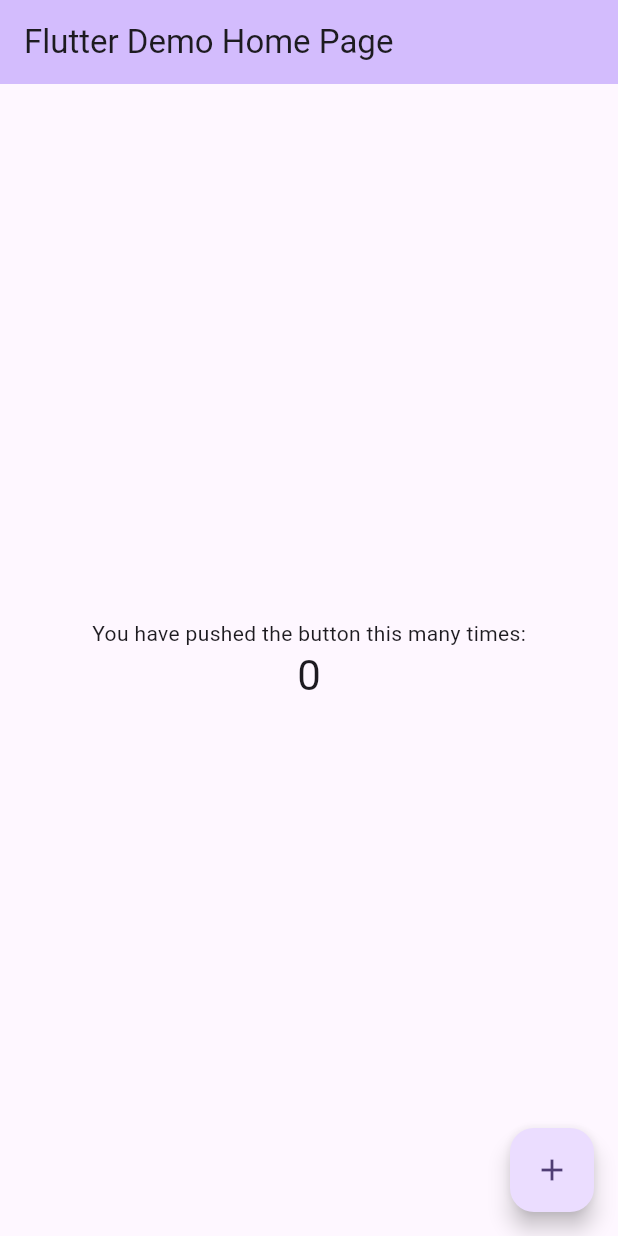
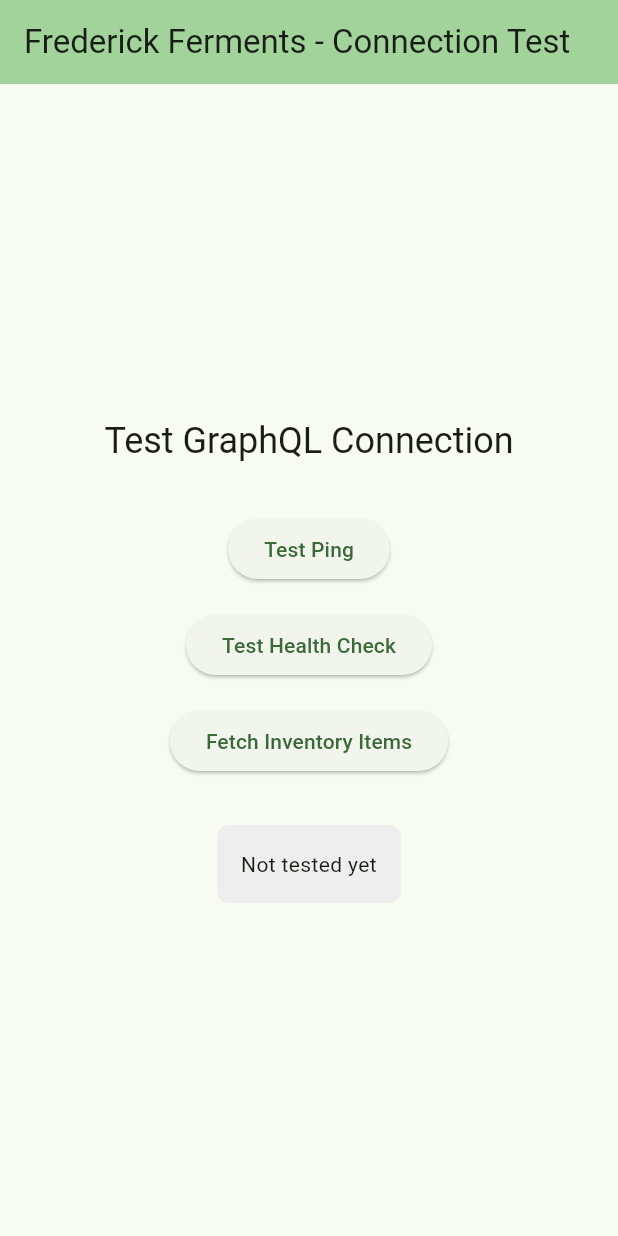
Before and after one commit to jtlimpert/frederick-ferments-app, a Flutter app: the screen it shows after launch, on a phone screen of 412 x 824 dp. Run offline on Flutter 3.47's test engine with Material 3 defaults, Android fonts, the phone set to English and light mode, and no system bars; our stand-ins replace flutter_riverpod, graphql_flutter, riverpod_annotation; generated files the repository leaves out were written again.

Commit message:
fix - connect to graphql front to back

```diff
--- a/frontend/lib/main.dart
+++ b/frontend/lib/main.dart
@@ -1,122 +1,44 @@
 import 'package:flutter/material.dart';
+import 'package:flutter_riverpod/flutter_riverpod.dart';
+import 'package:graphql_flutter/graphql_flutter.dart';
 
-void main() {
-  runApp(const MyApp());
+import 'screens/connection_test_screen.dart';
+
+/// Entry point for the Frederick Ferments inventory app.
+void main() async {
+  await initHiveForFlutter();
+
+  runApp(
+    const ProviderScope(
+      child: FrederickFermentsApp(),
+    ),
+  );
 }
 
-class MyApp extends StatelessWidget {
-  const MyApp({super.key});
+/// Root widget for the Frederick Ferments application.
+class FrederickFermentsApp extends StatelessWidget {
+  const FrederickFermentsApp({super.key});
 
-  // This widget is the root of your application.
   @override
   Widget build(BuildContext context) {
     return MaterialApp(
-      title: 'Flutter Demo',
+      title: 'Frederick Ferments',
       theme: ThemeData(
-        // This is the theme of your application.
-        //
-        // TRY THIS: Try running your application with "flutter run". You'll see
-        // the application has a purple toolbar. Then, without quitting the app,
-        // try changing the seedColor in the colorScheme below to Colors.green
-        // and then invoke "hot reload" (save your changes or press the "hot
-        // reload" button in a Flutter-supported IDE, or press "r" if you used
-        // the command line to start the app).
-        //
-        // Notice that the counter didn't reset back to zero; the application
-        // state is not lost during the reload. To reset the state, use hot
-        // restart instead.
-        //
-        // This works for code too, not just values: Most code changes can be
-        // tested with just a hot reload.
-        colorScheme: ColorScheme.fromSeed(seedColor: Colors.deepPurple),
+        colorScheme: ColorScheme.fromSeed(
+          seedColor: Colors.green,
+          brightness: Brightness.light,
+        ),
+        useMaterial3: true,
       ),
-      home: const MyHomePage(title: 'Flutter Demo Home Page'),
+      darkTheme: ThemeData(
+        colorScheme: ColorScheme.fromSeed(
+          seedColor: Colors.green,
+          brightness: Brightness.dark,
+        ),
+        useMaterial3: true,
+      ),
+      themeMode: ThemeMode.system,
+      home: const ConnectionTestScreen(),
     );
   }
 }
-
-class MyHomePage extends StatefulWidget {
-  const MyHomePage({super.key, required this.title});
-
-  // This widget is the home page of your application. It is stateful, meaning
-  // that it has a State object (defined below) that contains fields that affect
-  // how it looks.
-
-  // This class is the configuration for the state. It holds the values (in this
-  // case the title) provided by the parent (in this case the App widget) and
-  // used by the build method of the State. Fields in a Widget subclass are
-  // always marked "final".
-
-  final String title;
-
-  @override
-  State<MyHomePage> createState() => _MyHomePageState();
-}
-
-class _MyHomePageState extends State<MyHomePage> {
-  int _counter = 0;
-
-  void _incrementCounter() {
-    setState(() {
-      // This call to setState tells the Flutter framework that something has
-      // changed in this State, which causes it to rerun the build method below
-      // so that the display can reflect the updated values. If we changed
-      // _counter without calling setState(), then the build method would not be
-      // called again, and so nothing would appear to happen.
-      _counter++;
-    });
-  }
-
-  @override
-  Widget build(BuildContext context) {
-    // This method is rerun every time setState is called, for instance as done
-    // by the _incrementCounter method above.
-    //
-    // The Flutter framework has been optimized to make rerunning build methods
-    // fast, so that you can just rebuild anything that needs updating rather
-    // than having to individually change instances of widgets.
-    return Scaffold(
-      appBar: AppBar(
-        // TRY THIS: Try changing the color here to a specific color (to
-        // Colors.amber, perhaps?) and trigger a hot reload to see the AppBar
-        // change color while the other colors stay the same.
-        backgroundColor: Theme.of(context).colorScheme.inversePrimary,
-        // Here we take the value from the MyHomePage object that was created by
-        // the App.build method, and use it to set our appbar title.
-        title: Text(widget.title),
-      ),
-      body: Center(
-        // Center is a layout widget. It takes a single child and positions it
-        // in the middle of the parent.
-        child: Column(
-          // Column is also a layout widget. It takes a list of children and
-          // arranges them vertically. By default, it sizes itself to fit its
-          // children horizontally, and tries to be as tall as its parent.
-          //
-          // Column has various properties to control how it sizes itself and
-          // how it positions its children. Here we use mainAxisAlignment to
-          // center the children vertically; the main axis here is the vertical
-          // axis because Columns are vertical (the cross axis would be
-          // horizontal).
-          //
-          // TRY THIS: Invoke "debug painting" (choose the "Toggle Debug Paint"
-          // action in the IDE, or press "p" in the console), to see the
-          // wireframe for each widget.
-          mainAxisAlignment: MainAxisAlignment.center,
-          children: <Widget>[
-            const Text('You have pushed the button this many times:'),
-            Text(
-              '$_counter',
-              style: Theme.of(context).textTheme.headlineMedium,
-            ),
-          ],
-        ),
-      ),
-      floatingActionButton: FloatingActionButton(
-        onPressed: _incrementCounter,
-        tooltip: 'Increment',
-        child: const Icon(Icons.add),
-      ), // This trailing comma makes auto-formatting nicer for build methods.
-    );
-  }
-}
--- /dev/null
+++ b/frontend/lib/screens/connection_test_screen.dart
@@ -0,0 +1,158 @@
+import 'package:flutter/material.dart';
+import 'package:flutter_riverpod/flutter_riverpod.dart';
+
+import '../services/graphql_service.dart';
+
+/// Screen for testing GraphQL API connectivity.
+///
+/// Provides buttons to test ping, health check,
+/// and inventory fetch operations.
+class ConnectionTestScreen extends ConsumerStatefulWidget {
+  const ConnectionTestScreen({super.key});
+
+  @override
+  ConsumerState<ConnectionTestScreen> createState() =>
+      _ConnectionTestScreenState();
+}
+
+class _ConnectionTestScreenState extends ConsumerState<ConnectionTestScreen> {
+  String _status = 'Not tested yet';
+  bool _isLoading = false;
+
+  Future<void> _testPing() async {
+    setState(() {
+      _isLoading = true;
+      _status = 'Testing connection...';
+    });
+
+    try {
+      final service = ref.read(graphqlServiceProvider.notifier);
+      final result = await service.ping();
+
+      if (mounted) {
+        setState(() {
+          _status = 'Success! Server responded: $result';
+          _isLoading = false;
+        });
+      }
+    } catch (e) {
+      if (mounted) {
+        setState(() {
+          _status = 'Error: $e';
+          _isLoading = false;
+        });
+      }
+    }
+  }
+
+  Future<void> _testHealthCheck() async {
+    setState(() {
+      _isLoading = true;
+      _status = 'Checking health...';
+    });
+
+    try {
+      final service = ref.read(graphqlServiceProvider.notifier);
+      final result = await service.healthCheck();
+
+      if (mounted) {
+        setState(() {
+          _status = 'Health Check:\n'
+              'Status: ${result['status']}\n'
+              'Database: ${result['databaseConnected']}\n'
+              'Version: ${result['version']}\n'
+              'Uptime: ${result['uptimeSeconds']}s';
+          _isLoading = false;
+        });
+      }
+    } catch (e) {
+      if (mounted) {
+        setState(() {
+          _status = 'Error: $e';
+          _isLoading = false;
+        });
+      }
+    }
+  }
+
+  Future<void> _testInventoryFetch() async {
+    setState(() {
+      _isLoading = true;
+      _status = 'Fetching inventory...';
+    });
+
+    try {
+      final service = ref.read(graphqlServiceProvider.notifier);
+      final items = await service.getInventoryItems();
+
+      if (mounted) {
+        setState(() {
+          _status = 'Found ${items.length} inventory items:\n'
+              '${items.map((i) => i.name).join(', ')}';
+          _isLoading = false;
+        });
+      }
+    } catch (e) {
+      if (mounted) {
+        setState(() {
+          _status = 'Error: $e';
+          _isLoading = false;
+        });
+      }
+    }
+  }
+
+  @override
+  Widget build(BuildContext context) {
+    return Scaffold(
+      appBar: AppBar(
+        backgroundColor: Theme.of(context).colorScheme.inversePrimary,
+        title: const Text('Frederick Ferments - Connection Test'),
+      ),
+      body: Center(
+        child: Padding(
+          padding: const EdgeInsets.all(16),
+          child: Column(
+            mainAxisAlignment: MainAxisAlignment.center,
+            children: [
+              Text(
+                'Test GraphQL Connection',
+                style: Theme.of(context).textTheme.headlineSmall,
+              ),
+              const SizedBox(height: 32),
+              ElevatedButton(
+                onPressed: _isLoading ? null : _testPing,
+                child: const Text('Test Ping'),
+              ),
+              const SizedBox(height: 16),
+              ElevatedButton(
+                onPressed: _isLoading ? null : _testHealthCheck,
+                child: const Text('Test Health Check'),
+              ),
+              const SizedBox(height: 16),
+              ElevatedButton(
+                onPressed: _isLoading ? null : _testInventoryFetch,
+                child: const Text('Fetch Inventory Items'),
+              ),
+              const SizedBox(height: 32),
+              if (_isLoading)
+                const CircularProgressIndicator()
+              else
+                Container(
+                  padding: const EdgeInsets.all(16),
+                  decoration: BoxDecoration(
+                    color: Colors.grey[200],
+                    borderRadius: BorderRadius.circular(8),
+                  ),
+                  child: Text(
+                    _status,
+                    textAlign: TextAlign.center,
+                  ),
+                ),
+            ],
+          ),
+        ),
+      ),
+    );
+  }
+}
```
Also changed, not shown: frontend/lib/models/inventory_item.dart (added, +101 -0 lines), frontend/lib/models/supplier.dart (added, +55 -0 lines), frontend/lib/services/graphql_service.dart (added, +251 -0 lines), frontend/pubspec.yaml (+14 -0 lines), frontend/lib/services/graphql_service.g.dart (added), frontend/pubspec.lock, 11 other files.
